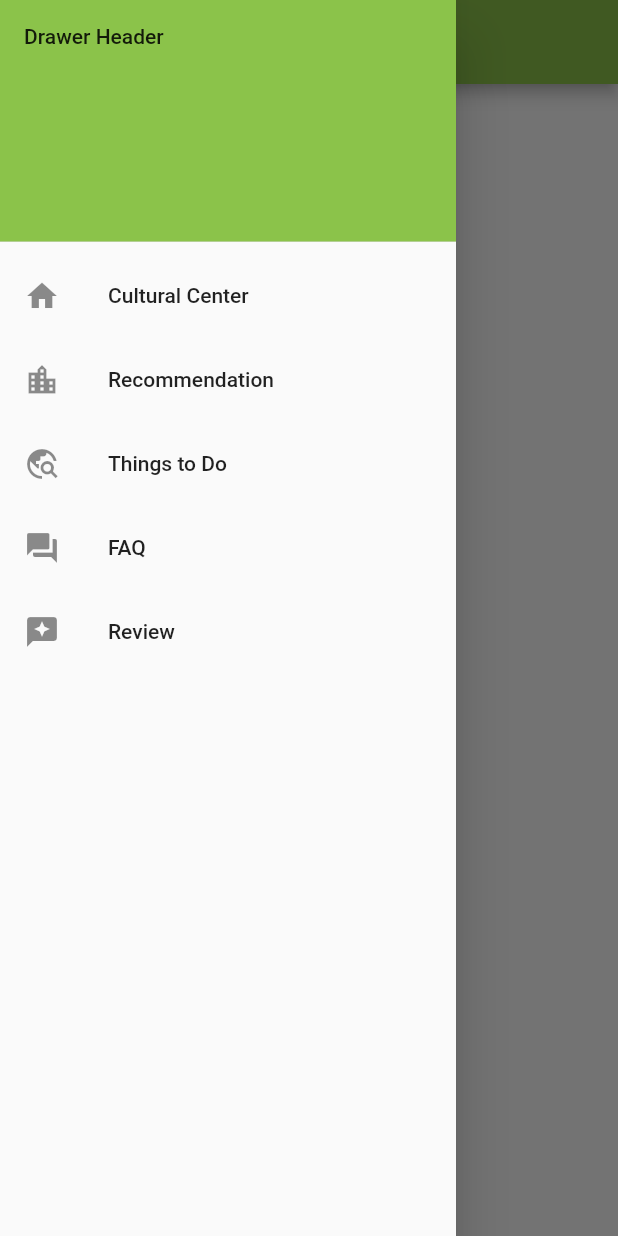
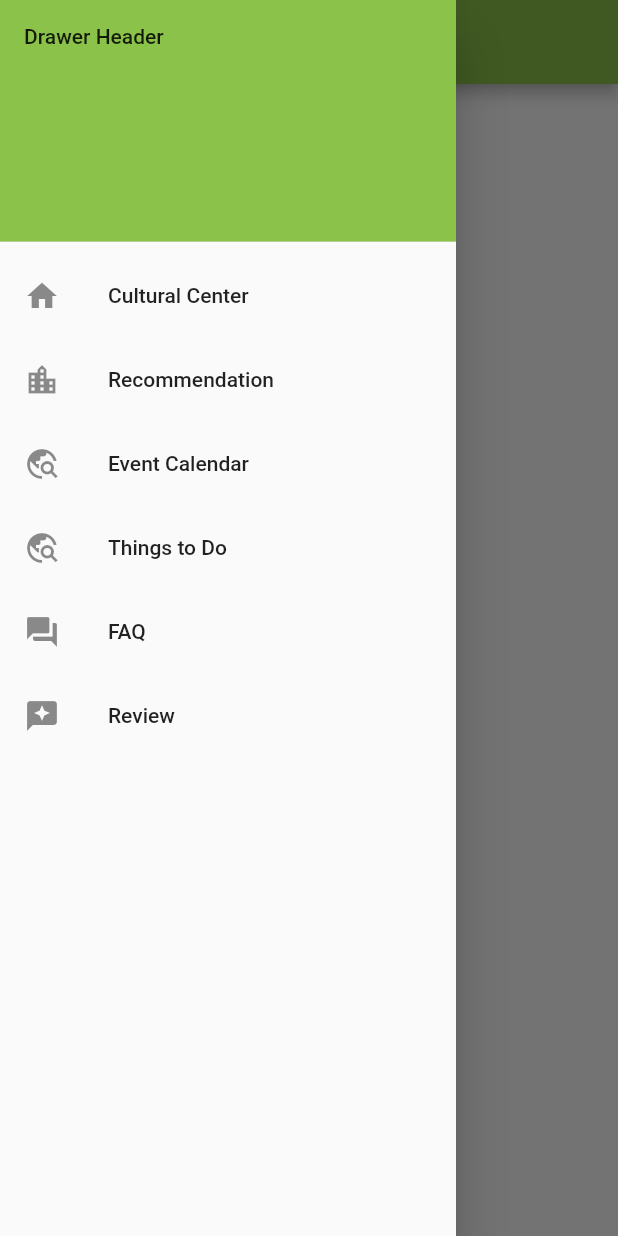
Before and after one commit to PBP-B08/final-project, a Flutter app: the screen it shows after launch, with the side drawer open, on a phone screen of 412 x 824 dp. Run offline on Flutter 3.47's test engine with Material 2 defaults, Android fonts, the phone set to English and light mode, and no system bars; our stand-ins replace table_calendar; missing offline and left inert: pbp_django_auth.

Commit message:
Event Calendar Processed

```diff
--- /dev/null
+++ b/lib/modules/event_calendar/Data/DataFetching.dart
@@ -0,0 +1,31 @@
+// ignore_for_file: file_names
+
+import '../model/event.dart';
+import 'package:http/http.dart' as http;
+import 'dart:convert';
+
+Future<List<Event>> fetchEvent(int provId) async {
+  var url = Uri.parse(
+      'https://cultural-center.up.railway.app/things-to-do/json/event/$provId/');
+  var response = await http.get(
+    url,
+    headers: {
+      "Access-Control-Allow-Origin": "*",
+      "Content-Type": "application/json",
+    },
+  );
+
+  // melakukan decode response menjadi bentuk json
+  var data = jsonDecode(utf8.decode(response.bodyBytes));
+
+  // melakukan konversi data json menjadi object Event
+  List<Event> eventList = [];
+  for (var d in data) {
+    if (d != null) {
+      var dataList = Event.fromJson(d);
+      eventList.add(dataList);
+    }
+  }
+
+  return eventList;
+}
--- /dev/null
+++ b/lib/modules/event_calendar/model/event.dart
@@ -0,0 +1,68 @@
+// To parse this JSON data, do
+//
+//     final event = eventFromJson(jsonString);
+
+import 'dart:convert';
+
+List<Event> eventFromJson(String str) =>
+    List<Event>.from(json.decode(str).map((x) => Event.fromJson(x)));
+
+String eventToJson(List<Event> data) =>
+    json.encode(List<dynamic>.from(data.map((x) => x.toJson())));
+
+class Event {
+  Event({
+    required this.model,
+    required this.pk,
+    required this.fields,
+  });
+
+  String model;
+  int pk;
+  Fields fields;
+
+  factory Event.fromJson(Map<String, dynamic> json) => Event(
+        model: json["model"],
+        pk: json["pk"],
+        fields: Fields.fromJson(json["fields"]),
+      );
+
+  Map<String, dynamic> toJson() => {
+        "model": model,
+        "pk": pk,
+        "fields": fields.toJson(),
+      };
+}
+
+class Fields {
+  Fields({
+    required this.province,
+    required this.name,
+    required this.date,
+    required this.description,
+    required this.image,
+  });
+
+  String province;
+  String name;
+  DateTime date;
+  String description;
+  String image;
+
+  factory Fields.fromJson(Map<String, dynamic> json) => Fields(
+        province: json["province"],
+        name: json["name"],
+        date: DateTime.parse(json["date"]),
+        description: json["description"],
+        image: json["image"],
+      );
+
+  Map<String, dynamic> toJson() => {
+        "province": province,
+        "name": name,
+        "date":
+            "${date.year.toString().padLeft(4, '0')}-${date.month.toString().padLeft(2, '0')}-${date.day.toString().padLeft(2, '0')}",
+        "description": description,
+        "image": image,
+      };
+}
--- a/lib/widgets/drawer.dart
+++ b/lib/widgets/drawer.dart
@@ -4,6 +4,7 @@ import 'package:cultural_center/modules/recommendation/recommendation.dart';
 import '../modules/things-to-do/page/main_things.dart';
 import 'package:flutter/material.dart';
 import 'package:cultural_center/main.dart';
+import 'package:cultural_center/modules/event_calendar/calendar.dart';
 
 class MyDrawer extends StatelessWidget {
   const MyDrawer({super.key});
@@ -39,7 +40,19 @@ class MyDrawer extends StatelessWidget {
               // close navigation drawer before
               Navigator.pop(context);
               Navigator.of(context).push(
-                MaterialPageRoute(builder: (context) => const RecommendationPage()),
+                MaterialPageRoute(
+                    builder: (context) => const RecommendationPage()),
+              );
+            },
+          ),
+          ListTile(
+            title: const Text('Event Calendar'),
+            leading: const Icon(Icons.travel_explore),
+            onTap: () {
+              // Route menu ke halaman form
+              Navigator.pushReplacement(
+                context,
+                MaterialPageRoute(builder: (context) => Calendar()),
               );
             },
           ),
--- a/pubspec.yaml
+++ b/pubspec.yaml
@@ -41,6 +41,7 @@ dependencies:
   provider: ^6.0.4
   shared_preferences: ^2.0.15
   flutter_launcher_icons: ^0.11.0
+  table_calendar: ^3.0.8
 
 dev_dependencies:
   flutter_test:
```
Also changed, not shown: lib/modules/event_calendar/calendar.dart (added, +192 -0 lines), pubspec.lock.
